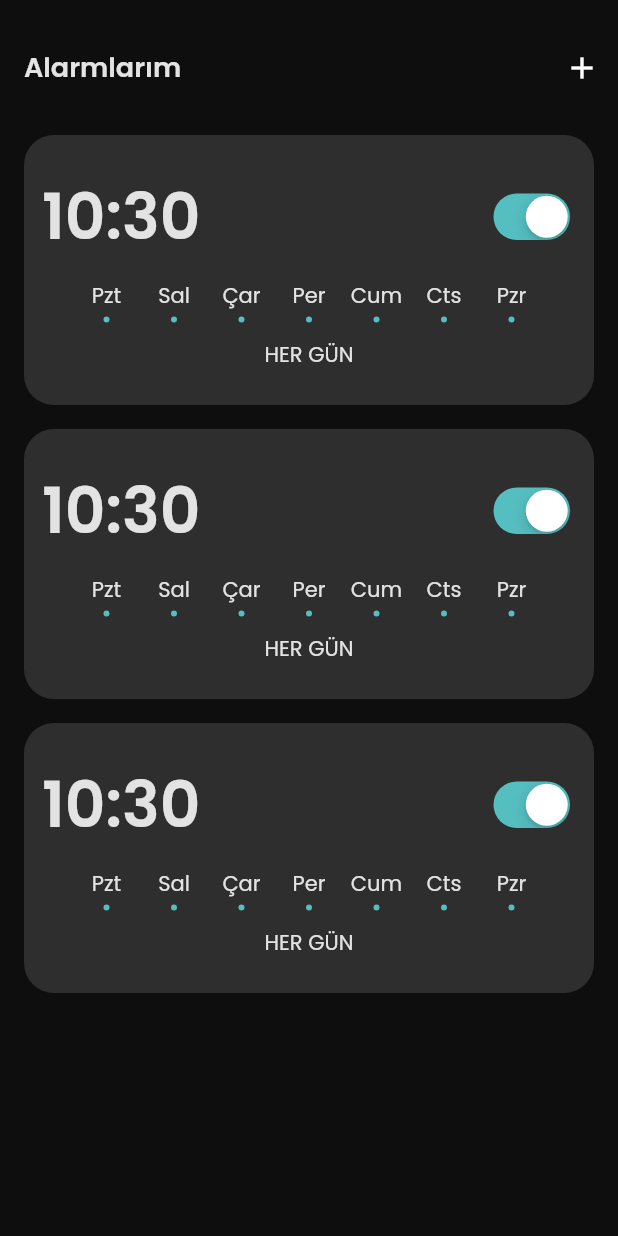
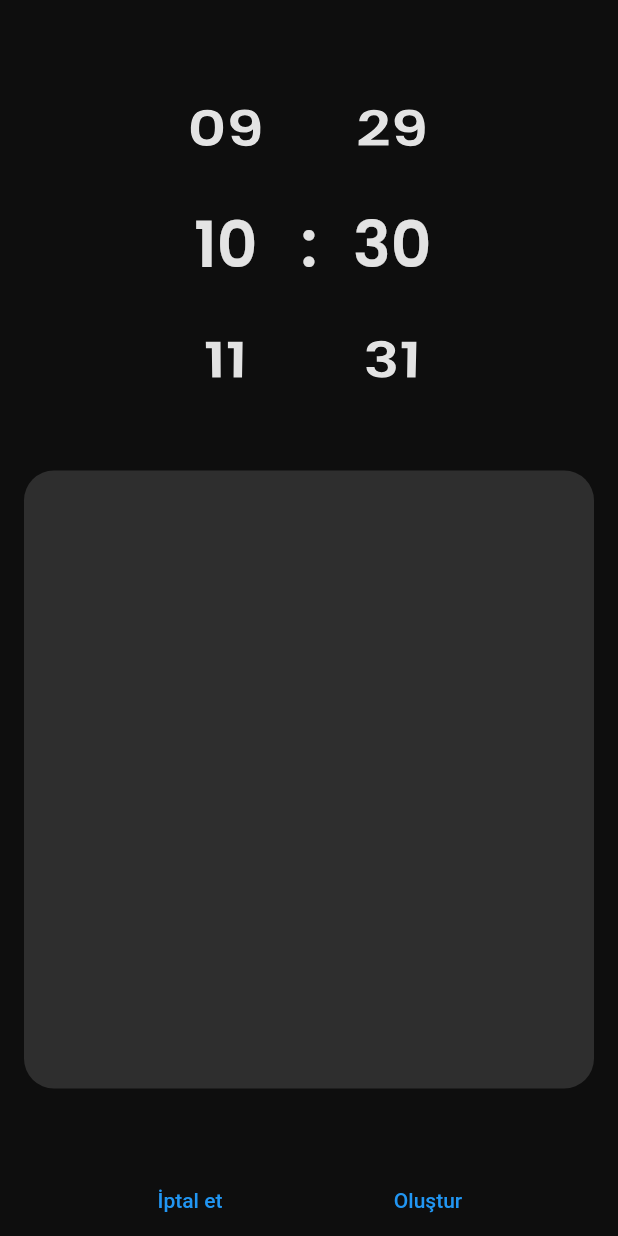
Before and after one commit to AkinBozburun/Clock-App-Flutter, a Flutter app: the AlarmPage screen opened directly, after a tap on the "add" icon, on a phone screen of 412 x 824 dp. Run offline on Flutter 3.47's test engine with Material 2 defaults, Android fonts, the phone set to English and light mode, and no system bars; our stand-ins replace awesome_notifications, flutter_screenutil, hive, hive_flutter; accounts and stored records are empty.

Commit message:
Working on adding alarm page. Others done!

```diff
--- a/lib/core/providers.dart
+++ b/lib/core/providers.dart
@@ -8,6 +8,12 @@ import 'package:my_clock_app/core/box%20models/boxes.dart';
 import 'package:my_clock_app/core/box%20models/country_model.dart';
 import 'package:my_clock_app/core/notification/notification_service.dart';
 import 'package:my_clock_app/widgets/world%20clock/country_list.dart';
+
+class AlarmProvider extends ChangeNotifier
+{
+  int hour = 0;
+  int minute = 0;
+}
 
 class WorldClockProvider extends ChangeNotifier
 {
--- a/lib/main.dart
+++ b/lib/main.dart
@@ -27,7 +27,6 @@ void main() async
   await Hive.initFlutter();
   await NotificationService.initializeNotification();
   Hive.registerAdapter(CountryAdapter());
-
   runApp(const MyApp());
 }
 
@@ -42,9 +41,10 @@ class MyApp extends StatelessWidget
     (
       providers:
       [
+        ChangeNotifierProvider(create: (context) => AlarmProvider()),
+        ChangeNotifierProvider(create: (context) => WorldClockProvider()),
+        ChangeNotifierProvider(create: (context) => StopWatchProvider()),
         ChangeNotifierProvider(create: (context) => TimerProvider()),
-        ChangeNotifierProvider(create: (context) => StopWatchProvider()),
-        ChangeNotifierProvider(create: (context) => WorldClockProvider()),
       ],
       child: ScreenUtilInit
       (
--- a/lib/pages/alarm_page.dart
+++ b/lib/pages/alarm_page.dart
@@ -1,5 +1,6 @@
 import 'package:flutter/material.dart';
 import 'package:my_clock_app/styles/app_style.dart';
+import 'package:my_clock_app/widgets/alarm/add_alarm.dart';
 import 'package:my_clock_app/widgets/alarm/alarm_card.dart';
 
 class AlarmPage extends StatefulWidget
@@ -29,7 +30,11 @@ class _AlarmPageState extends State<AlarmPage>
         backgroundColor: Colors.transparent,
         elevation: 0,
         toolbarHeight: 90,
-        actions:[IconButton(onPressed: (){}, icon: const Icon(Icons.add))],
+        actions:[IconButton(onPressed: ()
+        {
+          Navigator.push(context, MaterialPageRoute(builder: (context) => const AddAlarm()));
+        },
+        icon: const Icon(Icons.add))],
       ),
       body: ListView.builder
       (
--- a/lib/pages/timer_page.dart
+++ b/lib/pages/timer_page.dart
@@ -3,7 +3,7 @@ import 'package:flutter_screenutil/flutter_screenutil.dart';
 import 'package:my_clock_app/core/providers.dart';
 import 'package:my_clock_app/styles/app_style.dart';
 import 'package:my_clock_app/widgets/button.dart';
-import 'package:my_clock_app/widgets/timer/time_picker.dart';
+import 'package:my_clock_app/widgets/timer/timer_time_picker.dart';
 import 'package:my_clock_app/widgets/timer/timer_indicator.dart';
 import 'package:provider/provider.dart';
 
@@ -57,7 +57,7 @@ class _TimerPageState extends State<TimerPage> with TickerProviderStateMixin
       duration: const Duration(milliseconds: 200),
       child: !prov.isRunning ?
       TimerIndicator(height: 0.8.sw, width: 0.8.sw) :
-      const TimePickerScrollList()
+      const TimerTimePicker(),
     );
   }
 
--- a/lib/styles/app_style.dart
+++ b/lib/styles/app_style.dart
@@ -11,7 +11,7 @@ class AppStyles
 
   static TextStyle timeTxtStyleB = TextStyle(color: softWhite,fontSize: 18,fontFamily: "Poppins",fontWeight: FontWeight.w600);
   static TextStyle timeTxtStyleN = TextStyle(color: softWhite,fontSize: 16,fontFamily: "Poppins",fontWeight: FontWeight.w500);
-  TextStyle numberStyle = TextStyle(color: softWhite,fontSize: 42,fontFamily: "Poppins",fontWeight: FontWeight.w600);
+  static TextStyle numberStyle = TextStyle(color: softWhite,fontSize: 42,fontFamily: "Poppins",fontWeight: FontWeight.w600);
   static TextStyle clockStyle = TextStyle(color: softWhite,fontSize: 36,fontFamily: "Poppins",fontWeight: FontWeight.w600);
   static TextStyle subTxtStyle = TextStyle(color: softWhite,fontSize: 14,fontFamily: "Poppins",fontWeight: FontWeight.w400);
 
--- /dev/null
+++ b/lib/widgets/alarm/add_alarm.dart
@@ -0,0 +1,56 @@
+import 'package:flutter/material.dart';
+import 'package:flutter/services.dart';
+import 'package:flutter_screenutil/flutter_screenutil.dart';
+import 'package:my_clock_app/styles/app_style.dart';
+import 'package:my_clock_app/widgets/alarm/alarm_time_picker.dart';
+
+class AddAlarm extends StatefulWidget
+{
+  const AddAlarm({super.key});
+
+  @override
+  State<AddAlarm> createState() => _AddAlarmState();
+}
+
+class _AddAlarmState extends State<AddAlarm>
+{
+  Widget _button(txt) => TextButton
+  (
+    onPressed: () => HapticFeedback.lightImpact(),
+    child:  Text(txt),
+  );
+
+  @override
+  Widget build(BuildContext context)
+  {
+    return Scaffold
+    (
+      body:  Column
+      (
+        mainAxisAlignment: MainAxisAlignment.spaceBetween,
+        children:
+        [
+          SizedBox(height: 10.h),
+          const AlarmTimePicker(),
+          Container
+          (
+            margin: const EdgeInsets.symmetric(horizontal: 16),
+            padding: const EdgeInsets.all(10),
+            height: ScreenUtil().screenHeight/2,
+            decoration: BoxDecoration
+            (
+              color: AppStyles.cardColor,
+              borderRadius: BorderRadius.circular(20)
+            ),
+          ),
+          Row(mainAxisAlignment: MainAxisAlignment.spaceEvenly,
+          children:
+          [
+            _button("İptal et"),
+            _button("Oluştur"),
+          ])
+        ],
+      ),
+    );
+  }
+}
--- a/lib/widgets/alarm/alarm_card.dart
+++ b/lib/widgets/alarm/alarm_card.dart
@@ -25,7 +25,7 @@ Widget alarmCard(hours,minutes,context)
           mainAxisAlignment: MainAxisAlignment.spaceBetween,
           children:
           [
-            Text("$hours:$minutes",style: AppStyles().numberStyle),
+            Text("$hours:$minutes",style: AppStyles.numberStyle),
             CupertinoSwitch(activeColor: AppStyles.blueColor,
             trackColor: AppStyles.backGroundColor,
             value: switchValue, onChanged: (value){}),
--- /dev/null
+++ b/lib/widgets/alarm/alarm_time_picker.dart
@@ -0,0 +1,115 @@
+import 'package:flutter/material.dart';
+import 'package:flutter/services.dart';
+import 'package:my_clock_app/core/providers.dart';
+import 'package:my_clock_app/styles/app_style.dart';
+import 'package:provider/provider.dart';
+
+class AlarmTimePicker extends StatefulWidget
+{
+  const AlarmTimePicker({super.key});
+
+  @override
+  State<AlarmTimePicker> createState() => _AlarmTimePickerState();
+}
+
+class _AlarmTimePickerState extends State<AlarmTimePicker>
+{
+  final FixedExtentScrollController _hourController = FixedExtentScrollController(initialItem: DateTime.now().hour);
+  final FixedExtentScrollController _minuteController = FixedExtentScrollController(initialItem: DateTime.now().minute);
+
+
+
+  _timeFormatting()
+  {
+    final prov = Provider.of<TimerProvider>(context,listen: false);
+
+    int h = _hourController.selectedItem*3600;
+    int m = _minuteController.selectedItem*60;
+    int timeToSeconds = h+m;
+    prov.convertTimeToSeconds(timeToSeconds);
+  }
+
+  Widget hours(int i)
+  {
+    int hours = 0;
+    return Center
+    (
+      child: Text(i<10 ? "0${hours+i}" : "${hours+i}",
+      style: AppStyles.numberStyle),
+    );
+  }
+  Widget minutes(int i)
+  {
+    int minutes = 0;
+    return Center
+    (
+      child: Text(i<10 ? "0${minutes+i}" : "${minutes+i}",
+      style: AppStyles.numberStyle),
+    );
+  }
+
+  Widget _timeSeperator() => Text(":", textAlign: TextAlign.center,
+    style: AppStyles.numberStyle);
+
+  Widget _timeBox(widget)=> SizedBox
+  (
+    width: 100,
+    height: 200,
+    child: widget,
+  );
+
+  double itemExtent = 80;
+
+  @override
+  Widget build(BuildContext context) => Row
+  (
+    mainAxisAlignment: MainAxisAlignment.center,
+    children:
+    [
+      _timeBox
+      (
+        ListWheelScrollView.useDelegate
+        (
+          controller: _hourController,
+          itemExtent: itemExtent,
+          diameterRatio: 2,
+          onSelectedItemChanged: (value)
+          {
+            _timeFormatting();
+            HapticFeedback.lightImpact();
+          },
+          physics: const FixedExtentScrollPhysics(),
+          childDelegate: ListWheelChildBuilderDelegate
+          (
+            childCount: 24,
+            builder: (context, index) => hours(index),
+          ),
+        ),
+      ),
+      _timeSeperator(),
+      _timeBox
+      (
+        ListWheelScrollView.useDelegate
+        (
+          controller: _minuteController,
+          itemExtent: itemExtent,
+          diameterRatio: 2,
+          onSelectedItemChanged: (value)
+          {
+            _timeFormatting();
+            HapticFeedback.lightImpact();
+          },
+          physics: const FixedExtentScrollPhysics(),
+          childDelegate: ListWheelChildBuilderDelegate
+          (
+            childCount: 60,
+            builder: (context, index)
+            {
+              return minutes(index);
+            }
+          ),
+        )
+      ),
+    ],
+  );
+}
--- a/lib/widgets/stopwatch/stop_watch.dart
+++ b/lib/widgets/stopwatch/stop_watch.dart
@@ -13,14 +13,13 @@ class StopWatchWidget extends StatefulWidget
 
 class _StopWatchWidgetState extends State<StopWatchWidget>
 {
-
   @override
   Widget build(BuildContext context)
   {
     return Consumer<StopWatchProvider>
     (
       builder: (context, value, child) => Text(value.stopWatchString(),
-      style: AppStyles().numberStyle,),
+      style: AppStyles.numberStyle,),
     );
   }
 }
--- a/lib/widgets/timer/timer_indicator.dart
+++ b/lib/widgets/timer/timer_indicator.dart
@@ -19,7 +19,7 @@ class TimerIndicator extends StatelessWidget
       children:
       [
         Center(child: Text(value.timerDurationString(),
-        style: AppStyles().numberStyle)),
+        style: AppStyles.numberStyle)),
         CircularProgressIndicator
         (
           strokeWidth: 6,
```
Also changed, not shown: lib/widgets/timer/time_picker.dart (deleted, +0 -153 lines), lib/widgets/timer/timer_time_picker.dart (added, +150 -0 lines), 1 other file.
